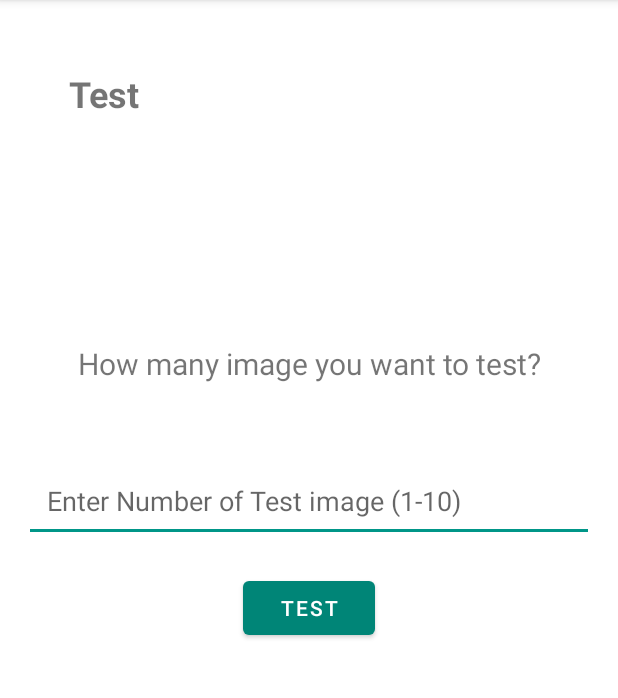
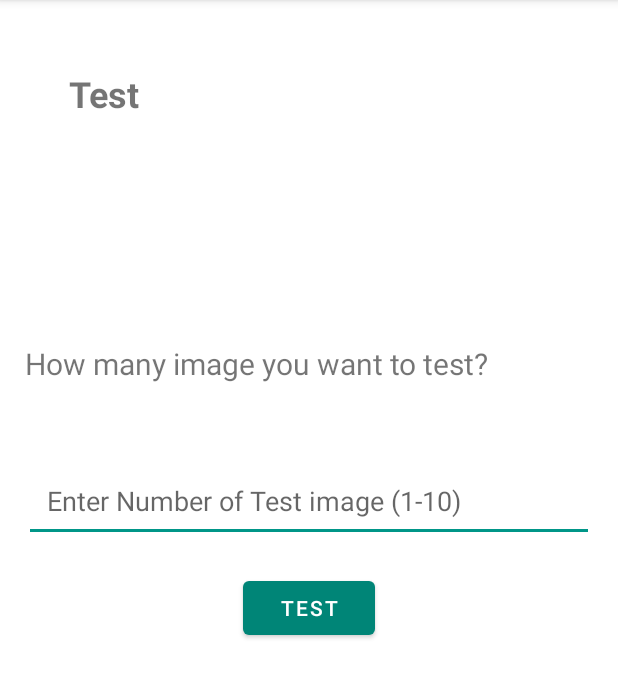
Before and after one commit to ece1778-2020/WhichFace, an Android app: the TestActivity screen opened directly, with no data from a screen before it, on a phone screen of 412 x 824 dp, the part 84-782 px from its top. Run offline under Robolectric (Android 15) with nearby library versions, the phone set to English and light mode, and no system bars; our stand-ins replace Firebase (no records; nobody signed in at launch, a user with empty details on screens opened directly).

Commit message:
fix the hom many... width

```diff
--- a/app/src/main/res/layout/acitivity_test.xml
+++ b/app/src/main/res/layout/acitivity_test.xml
@@ -19,7 +19,7 @@
         android:textStyle="bold" />
 
     <TextView
-        android:layout_width="380dp"
+        android:layout_width="wrap_content"
         android:layout_height="wrap_content"
         android:layout_marginTop="150dp"
         android:layout_marginBottom="50dp"
```
